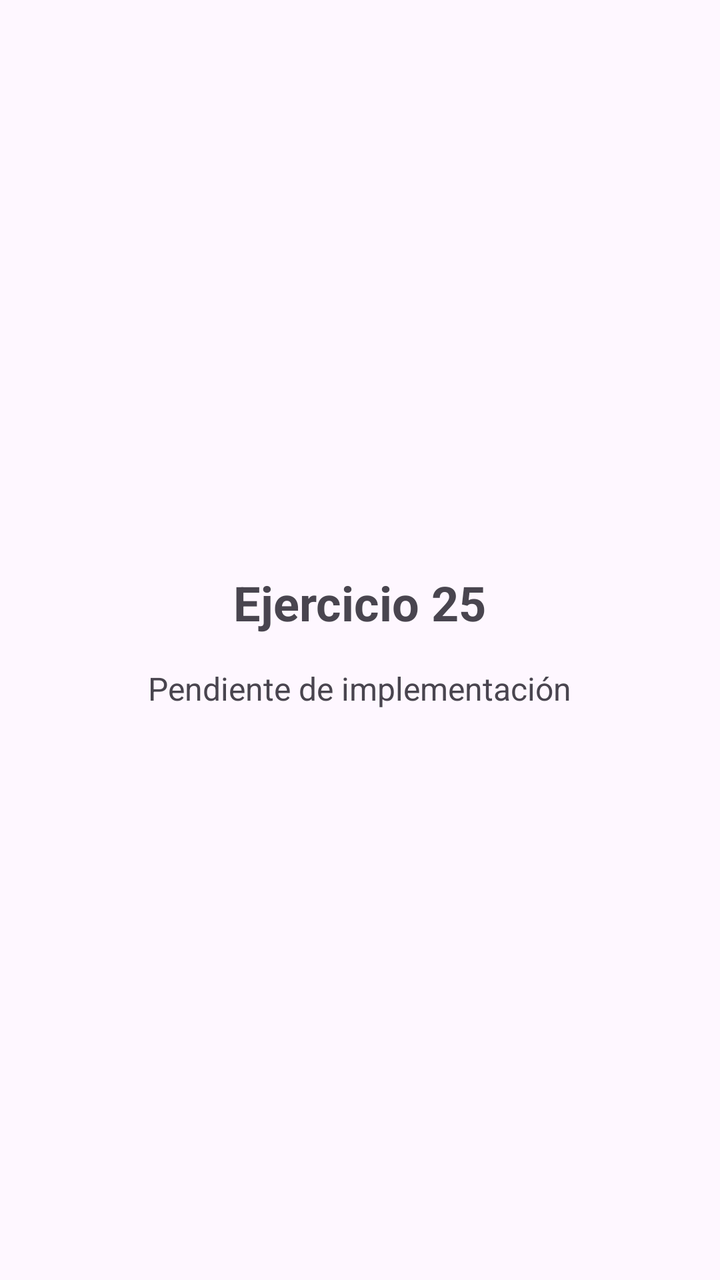
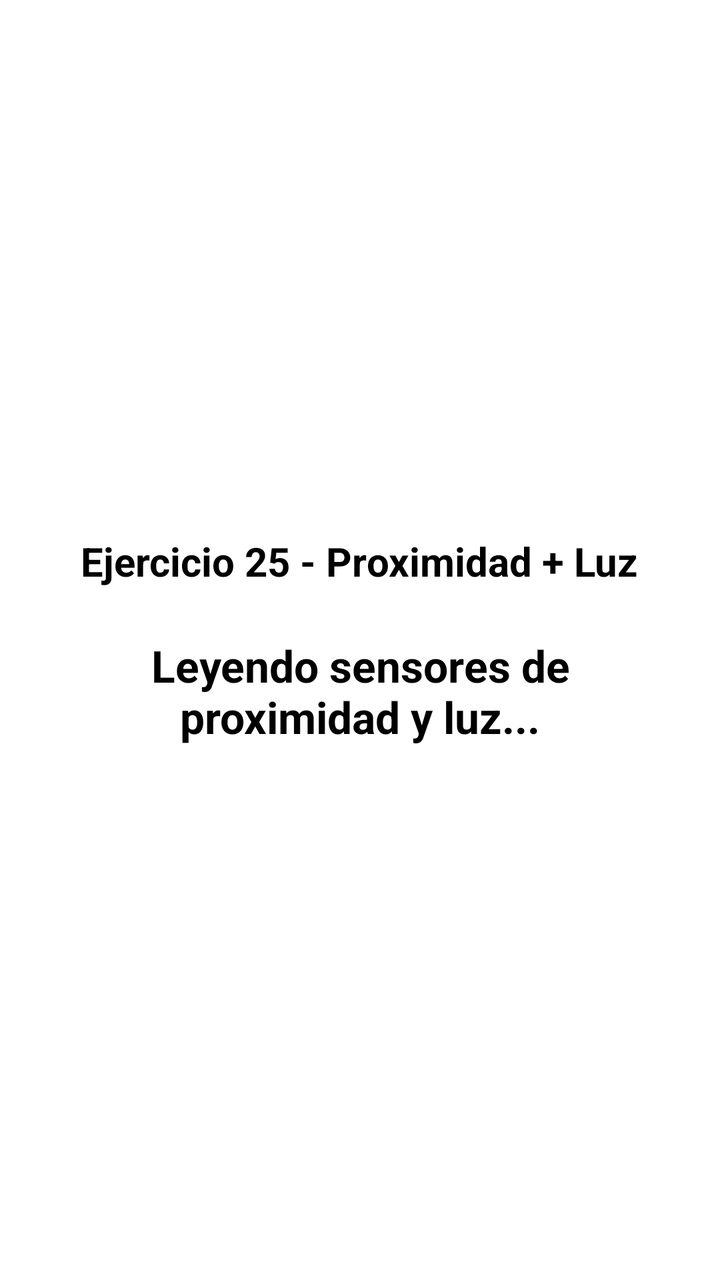

Compare the two renders of this Android layout. The source of the first and the diff that turns it into the second are given below.
<!-- AndroidManifest.xml: application theme Theme.Actividad6 -->
<!-- res/layout/activity_ejercicio25.xml -->
<?xml version="1.0" encoding="utf-8"?>
<LinearLayout xmlns:android="http://schemas.android.com/apk/res/android"
    xmlns:tools="http://schemas.android.com/tools"
    android:id="@+id/main"
    android:layout_width="match_parent"
    android:layout_height="match_parent"
    android:orientation="vertical"
    android:padding="24dp"
    android:gravity="center"
    tools:context=".ejercicios.ejercicio25.Ejercicio25Activity">

    <TextView
        android:id="@+id/tvTitle"
        android:layout_width="wrap_content"
        android:layout_height="wrap_content"
        android:text="Ejercicio 25"
        android:textSize="24sp"
        android:textStyle="bold"
        android:layout_marginBottom="16dp" />

    <TextView
        android:id="@+id/tvSubtitle"
        android:layout_width="wrap_content"
        android:layout_height="wrap_content"
        android:text="Pendiente de implementación"
        android:textSize="16sp"
        android:textColor="?android:attr/textColorSecondary" />

</LinearLayout>
<!-- resources referenced by this layout -->
<resources>
  <style name="Theme.Actividad6" parent="Base.Theme.Actividad6" />
  <style name="Base.Theme.Actividad6" parent="Theme.Material3.DayNight.NoActionBar">
          
          
      </style>
</resources>

<!-- the commit's change to res/layout/activity_ejercicio25.xml (unified diff, before → after) -->
@@ -1,29 +1,34 @@
 <?xml version="1.0" encoding="utf-8"?>
 <LinearLayout xmlns:android="http://schemas.android.com/apk/res/android"
     xmlns:tools="http://schemas.android.com/tools"
-    android:id="@+id/main"
+    android:id="@+id/layoutFondo"
     android:layout_width="match_parent"
     android:layout_height="match_parent"
     android:orientation="vertical"
     android:padding="24dp"
     android:gravity="center"
+    android:background="#FFFFFF"
     tools:context=".ejercicios.ejercicio25.Ejercicio25Activity">
 
     <TextView
-        android:id="@+id/tvTitle"
+        android:id="@+id/tvHeader"
         android:layout_width="wrap_content"
         android:layout_height="wrap_content"
-        android:text="Ejercicio 25"
-        android:textSize="24sp"
+        android:text="Ejercicio 25 - Proximidad + Luz"
+        android:textSize="20sp"
         android:textStyle="bold"
-        android:layout_marginBottom="16dp" />
+        android:textAlignment="center"
+        android:textColor="#000000"
+        android:layout_marginBottom="24dp" />
 
     <TextView
-        android:id="@+id/tvSubtitle"
-        android:layout_width="wrap_content"
+        android:id="@+id/tvEstadoCombinado"
+        android:layout_width="match_parent"
         android:layout_height="wrap_content"
-        android:text="Pendiente de implementación"
-        android:textSize="16sp"
-        android:textColor="?android:attr/textColorSecondary" />
+        android:text="Leyendo sensores de proximidad y luz..."
+        android:textSize="22sp"
+        android:textStyle="bold"
+        android:textAlignment="center"
+        android:textColor="#000000" />
 
 </LinearLayout>
